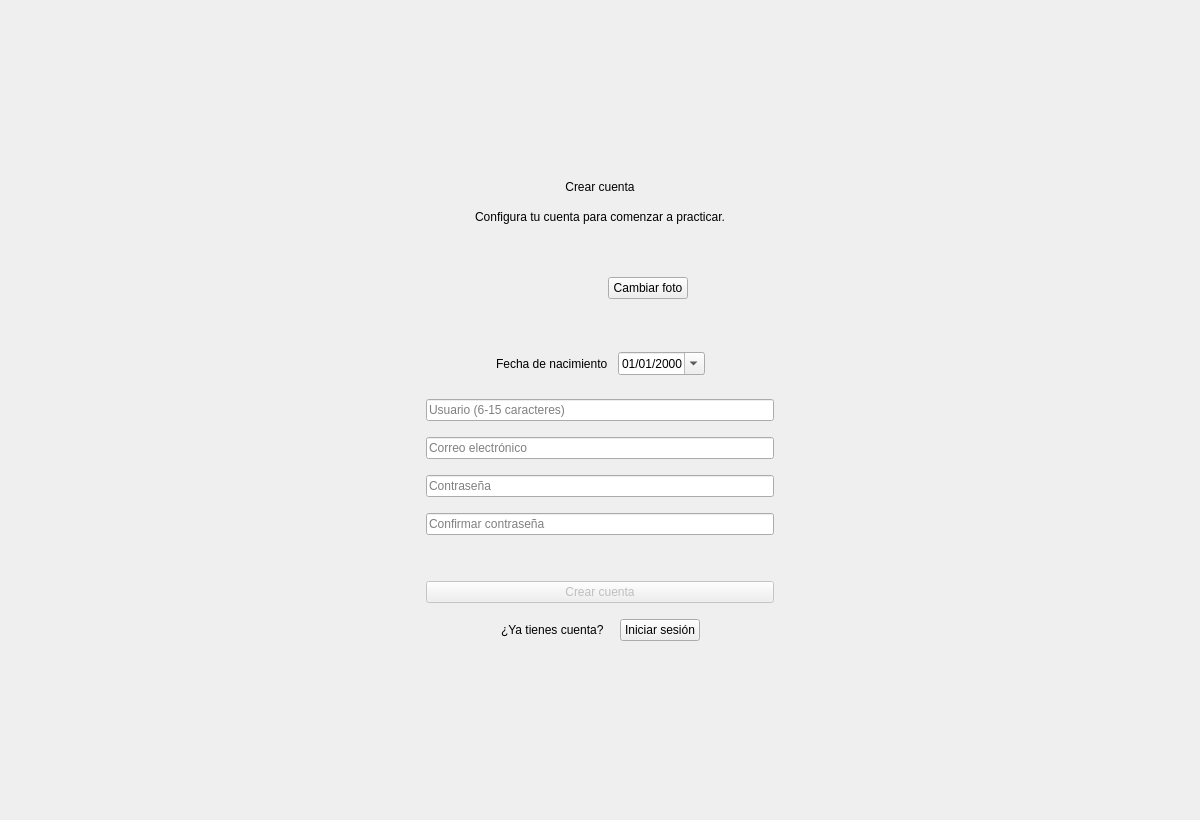
Above: ui/mainwindow.ui from jVeyZ/IHM_PER_QT before the change. Below: the same form after it.
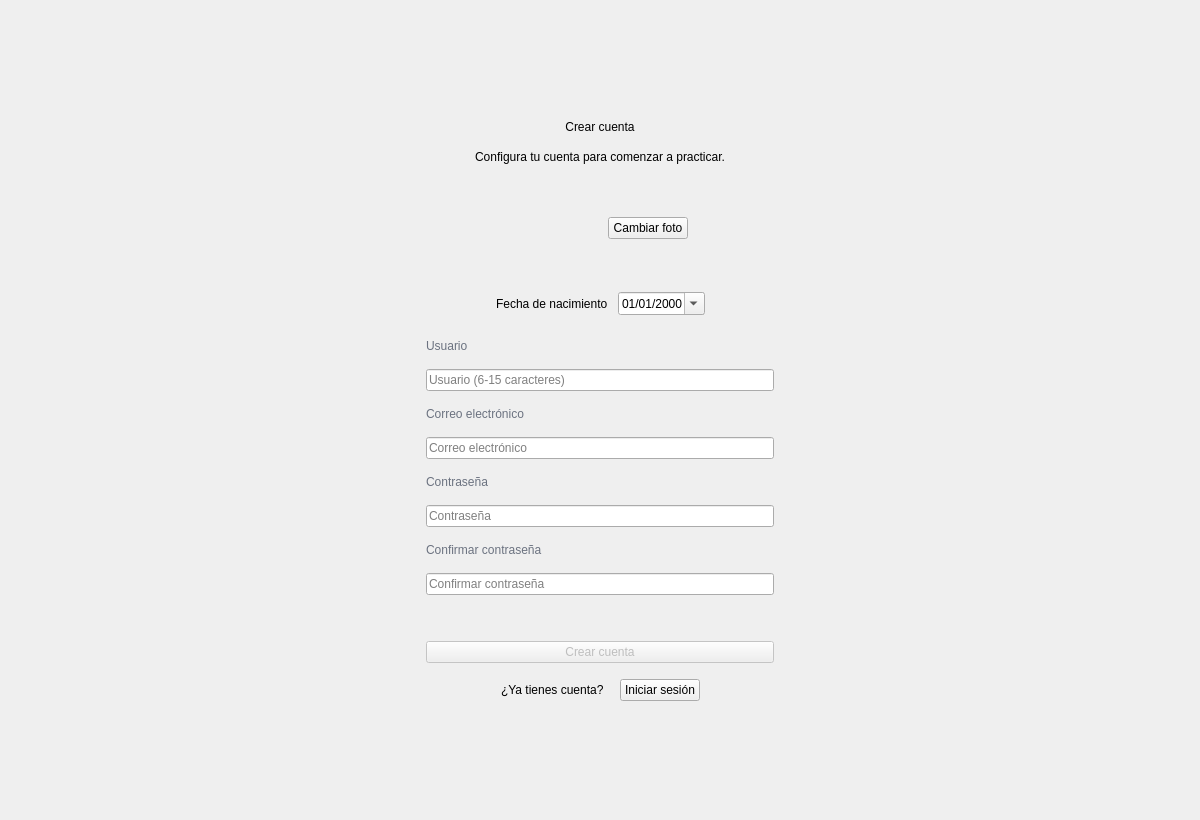
That is the form after the change. The open tabs and pages were chosen to show the change. Custom widgets are drawn as their Qt base class.

```diff
--- a/ui/mainwindow.ui
+++ b/ui/mainwindow.ui
@@ -598,6 +598,16 @@
              </property>
             </spacer>
            </item>
+           <item>
+            <widget class="QLabel" name="registerNicknameHint">
+             <property name="text">
+              <string>Usuario</string>
+             </property>
+             <property name="styleSheet">
+              <string notr="true">color: #6b7280; font-size: 12px;</string>
+             </property>
+            </widget>
+           </item>
            <item>
             <widget class="QLineEdit" name="registerNicknameEdit">
              <property name="placeholderText">
@@ -606,6 +616,19 @@
              <property name="clearButtonEnabled">
               <bool>true</bool>
              </property>
+             <property name="accessibleName">
+              <string>usuario</string>
+             </property>
+            </widget>
+           </item>
+           <item>
+            <widget class="QLabel" name="registerEmailHint">
+             <property name="text">
+              <string>Correo electrónico</string>
+             </property>
+             <property name="styleSheet">
+              <string notr="true">color: #6b7280; font-size: 12px;</string>
+             </property>
             </widget>
            </item>
            <item>
@@ -616,6 +639,19 @@
              <property name="clearButtonEnabled">
               <bool>true</bool>
              </property>
+             <property name="accessibleName">
+              <string>email</string>
+             </property>
+            </widget>
+           </item>
+           <item>
+            <widget class="QLabel" name="registerPasswordHint">
+             <property name="text">
+              <string>Contraseña</string>
+             </property>
+             <property name="styleSheet">
+              <string notr="true">color: #6b7280; font-size: 12px;</string>
+             </property>
             </widget>
            </item>
            <item>
@@ -629,6 +665,19 @@
              <property name="clearButtonEnabled">
               <bool>false</bool>
              </property>
+             <property name="accessibleName">
+              <string>password</string>
+             </property>
+            </widget>
+           </item>
+           <item>
+            <widget class="QLabel" name="registerConfirmPasswordHint">
+             <property name="text">
+              <string>Confirmar contraseña</string>
+             </property>
+             <property name="styleSheet">
+              <string notr="true">color: #6b7280; font-size: 12px;</string>
+             </property>
             </widget>
            </item>
            <item>
```
Left out of the diff: 33 changed lines with no effect on the pictures.
